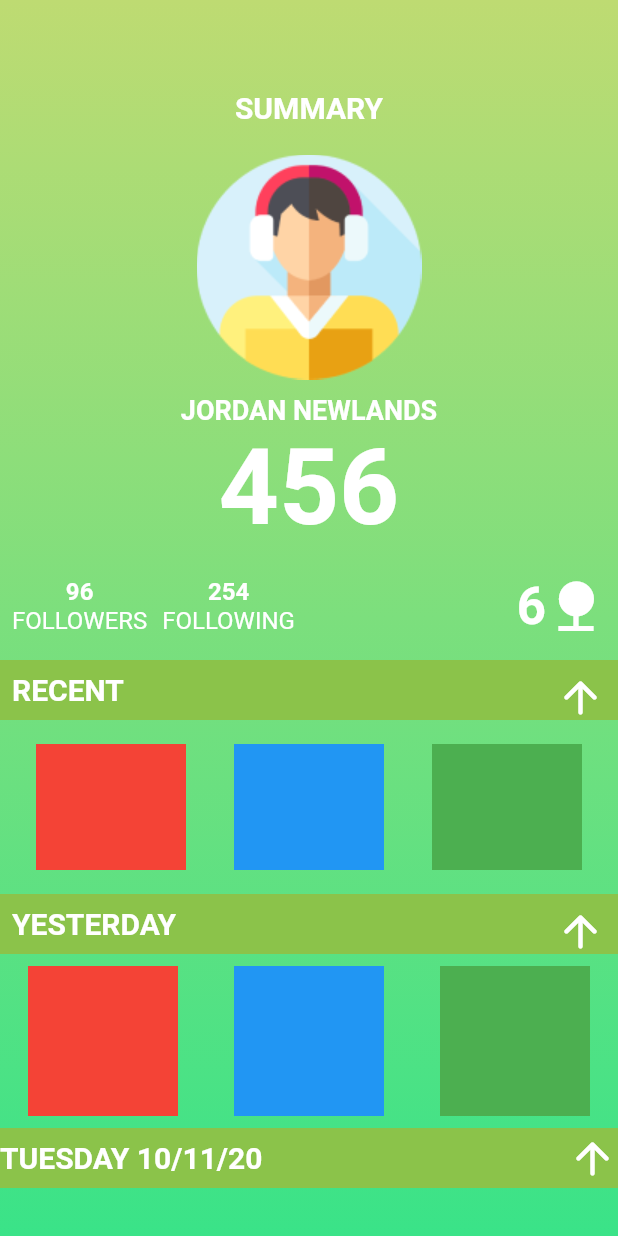
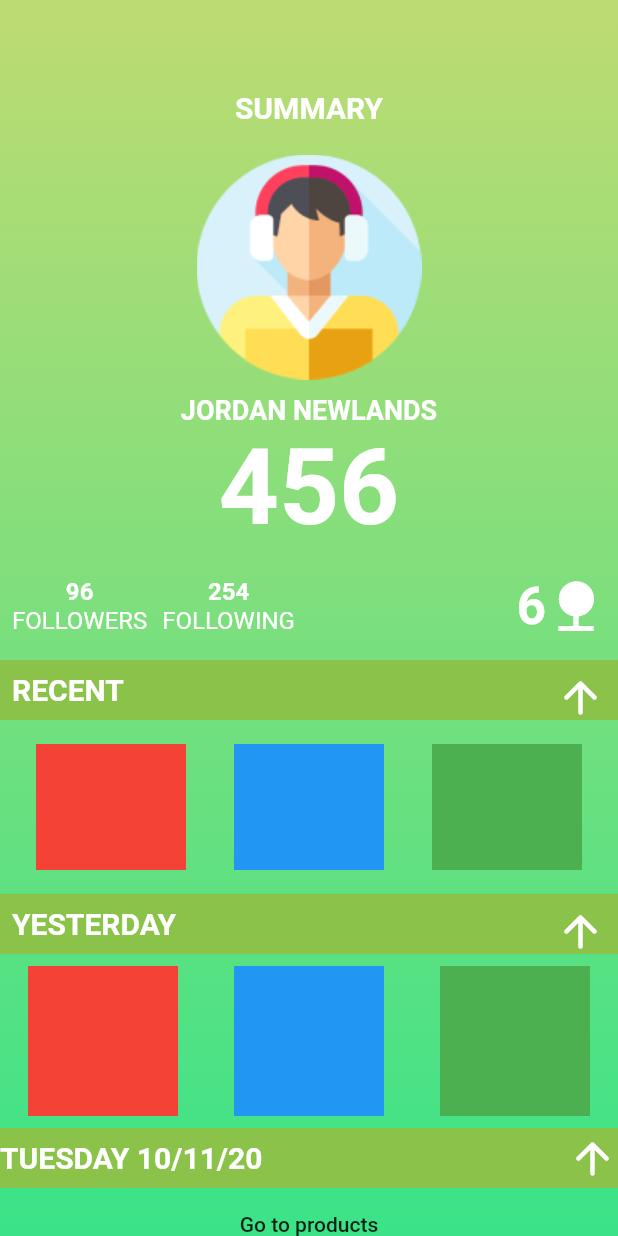
Before and after one commit to IllogicalTree/Sustain, a Flutter app: the Profile screen opened by its route, on a phone screen of 412 x 824 dp. Run offline on Flutter 3.47's test engine with Material 2 defaults, Android fonts, the phone set to English and light mode, and no system bars.

Commit message:
adds temp navigation button

```diff
--- a/lib/profile.dart
+++ b/lib/profile.dart
@@ -218,6 +218,11 @@ class Profile extends StatelessWidget {
                 ],
               ),
             ),
+            MaterialButton(
+              child: Text('Go to products'),
+              onPressed: () =>
+                  Navigator.pushReplacementNamed(context, '/products'),
+            ),
           ],
         ),
       ),
```
